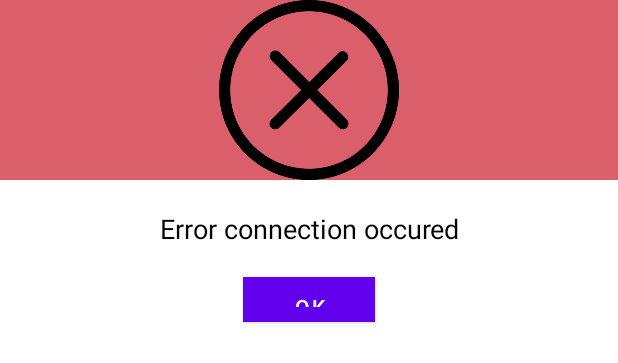
After one commit to ksobiecki/CovidTracker, an Android app: the layout connection_error_custom_popups.xml on its own in the app's theme, with its tools: preview values and no code run, on a phone screen of 412 x 824 dp. The commit adds this screen. Shown: the top 363 px of the screen. Run offline under Robolectric (Android 15) with nearby library versions, the phone set to English and light mode, and no system bars.

Commit message:
New dialog for popup does not work

```diff
--- a/app/src/main/java/com/example/covidtracker/CountryMenuActivity.java
+++ b/app/src/main/java/com/example/covidtracker/CountryMenuActivity.java
@@ -93,6 +93,8 @@ public class CountryMenuActivity extends AppCompatActivity {
 
                     @Override
                     public void onFailure(Call<List<CountryName>> call, Throwable t) {
+                        //ViewDialog alert = new ViewDialog();
+                        //alert.showDialog(CountryMenuActivity.this, "Errorito");
                         Log.e("Yo", "Errror!");
                     }
 
@@ -101,6 +103,8 @@ public class CountryMenuActivity extends AppCompatActivity {
 
             @Override
             public void onFailure(Call<List<CountryShort>> callShort, Throwable t) {
+                //ViewDialog alert = new ViewDialog();
+                //alert.showDialog(CountryMenuActivity.this, "Errorito");
                 Log.e("onFailure", "Errror!");
             }
         });
--- /dev/null
+++ b/app/src/main/java/com/example/covidtracker/ViewDialog.java
@@ -0,0 +1,32 @@
+package com.example.covidtracker;
+
+import android.app.Activity;
+import android.app.Dialog;
+import android.view.View;
+import android.view.Window;
+import android.widget.Button;
+import android.widget.TextView;
+
+public class ViewDialog {
+
+    public void showDialog(Activity activity, String msg){
+        final Dialog dialog = new Dialog(activity);
+        dialog.requestWindowFeature(Window.FEATURE_NO_TITLE);
+        dialog.setCancelable(false);
+        dialog.setContentView(R.layout.connection_error_custom_popups);
+
+        TextView text = (TextView) dialog.findViewById(R.id.text_dialog);
+        text.setText(msg);
+
+        Button dialogButton = (Button) dialog.findViewById(R.id.btn_dialog);
+        dialogButton.setOnClickListener(new View.OnClickListener() {
+            @Override
+            public void onClick(View v) {
+                dialog.dismiss();
+            }
+        });
+
+        dialog.show();
+
+    }
+}
--- /dev/null
+++ b/app/src/main/res/layout/connection_error_custom_popups.xml
@@ -0,0 +1,47 @@
+<?xml version="1.0" encoding="utf-8"?>
+<RelativeLayout xmlns:android="http://schemas.android.com/apk/res/android"
+    android:orientation="vertical"
+    android:layout_width="match_parent"
+    android:layout_height="match_parent"
+    android:background="#ffffffff"
+    >
+
+    <ImageView
+        android:id="@+id/error_icon"
+        android:layout_width="match_parent"
+        android:layout_height="120dp"
+        android:gravity="center"
+        android:background="#DA5F6A"
+        android:src="@drawable/dialog_cross"
+        android:scaleType="fitCenter"
+        />
+
+    <TextView
+        android:id="@+id/text_dialog"
+        android:layout_width="wrap_content"
+        android:layout_height="wrap_content"
+        android:text="Error connection occured"
+        android:layout_below="@id/error_icon"
+        android:layout_marginTop="20dp"
+        android:layout_marginLeft="4dp"
+        android:layout_marginRight="4dp"
+        android:layout_marginBottom="20dp"
+        android:textSize="18sp"
+        android:textColor="#ff000000"
+        android:layout_centerHorizontal="true"
+        android:gravity="center_horizontal"
+        />
+
+    <Button
+        android:id="@+id/btn_dialog"
+        android:layout_width="wrap_content"
+        android:layout_height="30dp"
+        android:text="OK"
+        android:gravity="center_vertical|center_horizontal"
+        android:layout_below="@+id/text_dialog"
+        android:layout_marginBottom="20dp"
+        android:background="@color/purple_200"
+        android:layout_centerHorizontal="true"
+        android:textColor="#ffffffff"
+        />
+</RelativeLayout>
```
Also changed, not shown: app/src/main/res/drawable/dialog_cross.png (added).
